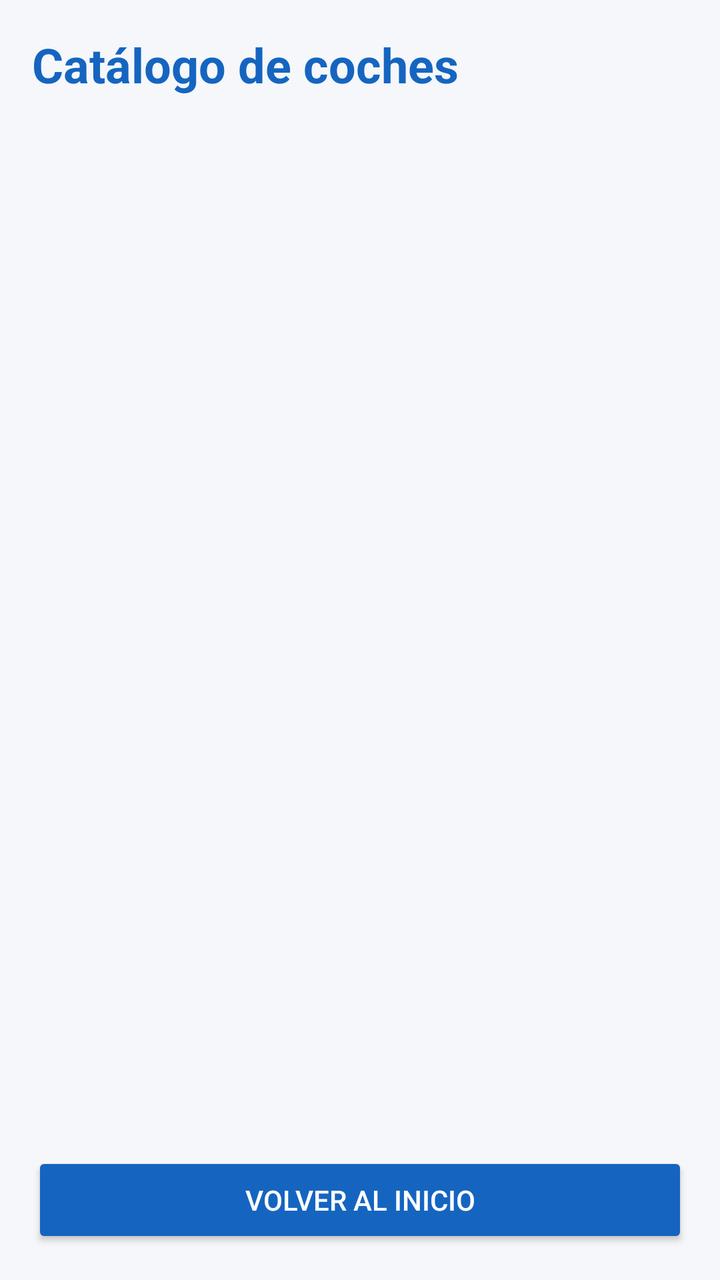
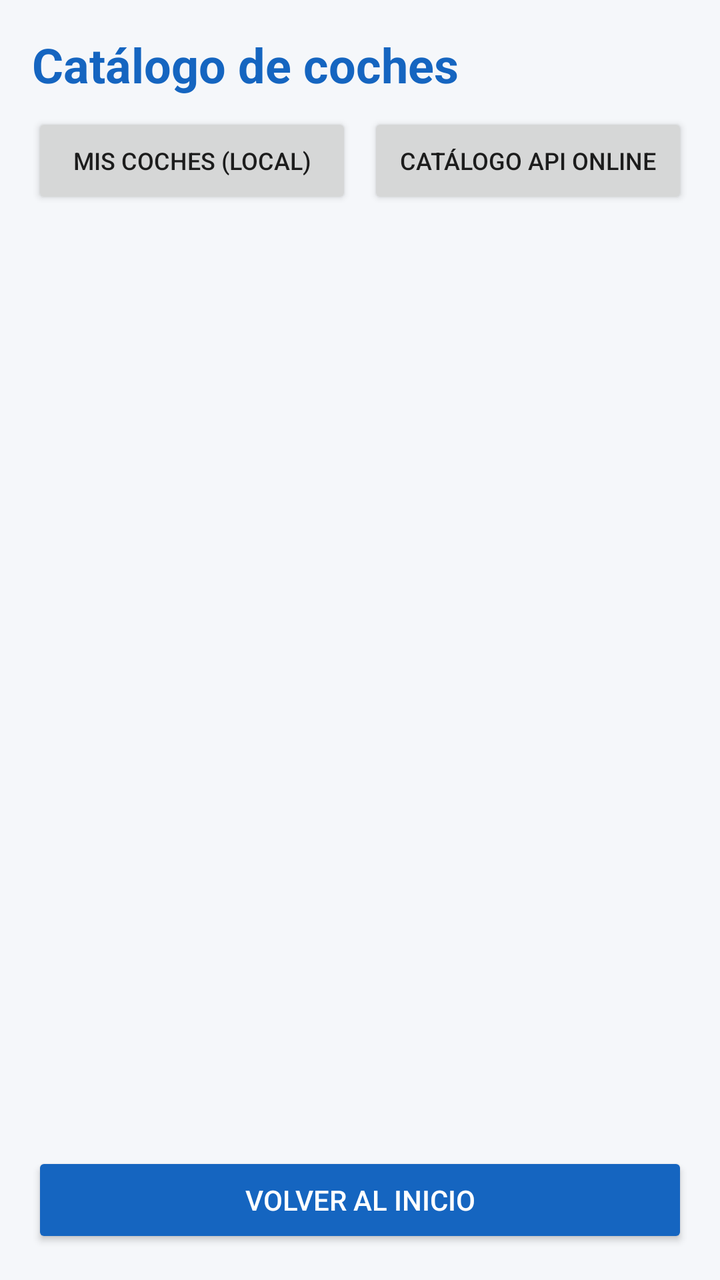

The first picture is an Android layout as it rendered before a commit; the second is the same layout after the commit. The layout source and the unified diff follow.
<!-- AndroidManifest.xml: application theme Theme.Aplicaciondam2 -->
<!-- res/layout/activity_catalogo.xml -->
<?xml version="1.0" encoding="utf-8"?>
<LinearLayout xmlns:android="http://schemas.android.com/apk/res/android"
    android:layout_width="match_parent"
    android:layout_height="match_parent"
    android:background="@color/fondo"
    android:orientation="vertical"
    android:padding="16dp">

    <TextView
        android:layout_width="match_parent"
        android:layout_height="wrap_content"
        android:layout_marginBottom="12dp"
        android:text="Catálogo de coches"
        android:textColor="@color/azul_coche"
        android:textSize="24sp"
        android:textStyle="bold" />

    
    <androidx.recyclerview.widget.RecyclerView
        android:id="@+id/rvCoches"
        android:layout_width="match_parent"
        android:layout_height="0dp"
        android:layout_weight="1" />

    <Button
        android:id="@+id/btnVolverInicio"
        android:layout_width="match_parent"
        android:layout_height="wrap_content"
        android:layout_marginTop="8dp"
        android:backgroundTint="@color/azul_coche"
        android:text="Volver al inicio"
        android:textColor="@color/blanco" />
</LinearLayout>
<!-- resources referenced by this layout -->
<resources>
  <color name="azul_coche">#1565C0</color>
  <color name="blanco">#FFFFFF</color>
  <color name="fondo">#F5F7FA</color>
  <style name="Theme.Aplicaciondam2" parent="Theme.AppCompat.Light.NoActionBar" />
</resources>

<!-- the commit's change to res/layout/activity_catalogo.xml (unified diff, before → after) -->
@@ -9,13 +9,86 @@
     <TextView
         android:layout_width="match_parent"
         android:layout_height="wrap_content"
-        android:layout_marginBottom="12dp"
+        android:layout_marginBottom="8dp"
         android:text="Catálogo de coches"
         android:textColor="@color/azul_coche"
         android:textSize="24sp"
         android:textStyle="bold" />
 
     
+    <LinearLayout
+        android:layout_width="match_parent"
+        android:layout_height="wrap_content"
+        android:layout_marginBottom="12dp"
+        android:orientation="horizontal">
+
+        <Button
+            android:id="@+id/btnModoLocal"
+            style="?attr/materialButtonOutlinedStyle"
+            android:layout_width="0dp"
+            android:layout_height="wrap_content"
+            android:layout_weight="1"
+            android:layout_marginEnd="4dp"
+            android:text="Mis Coches (Local)"
+            android:textSize="12sp" />
+
+        <Button
+            android:id="@+id/btnModoOnline"
+            style="?attr/materialButtonOutlinedStyle"
+            android:layout_width="0dp"
+            android:layout_height="wrap_content"
+            android:layout_weight="1"
+            android:layout_marginStart="4dp"
+            android:text="Catálogo API Online"
+            android:textSize="12sp" />
+    </LinearLayout>
+
+    
+    <LinearLayout
+        android:id="@+id/layoutSelectorMarca"
+        android:layout_width="match_parent"
+        android:layout_height="wrap_content"
+        android:layout_marginBottom="8dp"
+        android:gravity="center_vertical"
+        android:orientation="horizontal"
+        android:visibility="gone">
+
+        <TextView
+            android:layout_width="wrap_content"
+            android:layout_height="wrap_content"
+            android:layout_marginEnd="8dp"
+            android:text="Marca:"
+            android:textColor="@color/texto_oscuro"
+            android:textStyle="bold" />
+
+        <Spinner
+            android:id="@+id/spMarcas"
+            android:layout_width="match_parent"
+            android:layout_height="wrap_content"
+            android:padding="8dp" />
+    </LinearLayout>
+
+    
+    <TextView
+        android:id="@+id/tvEstadoError"
+        android:layout_width="match_parent"
+        android:layout_height="wrap_content"
+        android:layout_marginBottom="8dp"
+        android:background="#FFF3CD"
+        android:padding="8dp"
+        android:textColor="#856404"
+        android:textSize="14sp"
+        android:visibility="gone" />
+
+    
+    <ProgressBar
+        android:id="@+id/pbCargando"
+        android:layout_width="wrap_content"
+        android:layout_height="wrap_content"
+        android:layout_gravity="center"
+        android:layout_margin="16dp"
+        android:visibility="gone" />
+
     <androidx.recyclerview.widget.RecyclerView
         android:id="@+id/rvCoches"
         android:layout_width="match_parent"
<!-- resource entries referenced after the edit -->
@@ -3,6 +3,7 @@
   <color name="azul_coche">#1565C0</color>
   <color name="blanco">#FFFFFF</color>
   <color name="fondo">#F5F7FA</color>
+  <color name="texto_oscuro">#212121</color>
   <style name="Theme.Aplicaciondam2" parent="Theme.AppCompat.Light.NoActionBar" />
 </resources>
 
